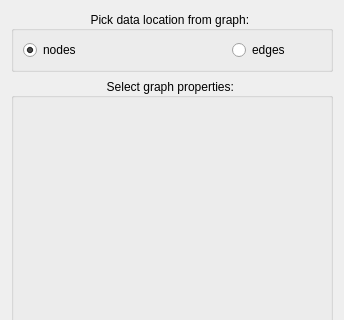
The window that plugins/view/utils/ViewGraphPropertiesSelectionWidget.ui (Tulip-Dev/tulip) describes before a commit, drawn with Qt 5; both pictures show x 0 to 344 and y 0 to 320 of the 344 by 693 pixel window.
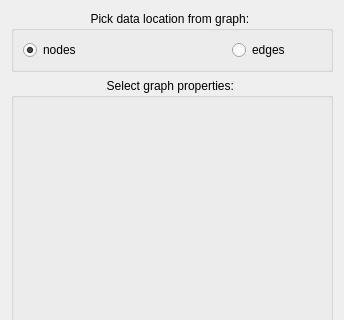
The same window after the commit. Custom widgets are drawn as their Qt base class.

Diff of the .ui file:
```diff
--- a/plugins/view/utils/ViewGraphPropertiesSelectionWidget.ui
+++ b/plugins/view/utils/ViewGraphPropertiesSelectionWidget.ui
@@ -32,7 +32,7 @@
       <string>Pick data location from graph: </string>
      </property>
      <property name="alignment">
-      <set>Qt::AlignCenter</set>
+      <set>Qt::AlignHCenter</set>
      </property>
      <layout class="QHBoxLayout" name="horizontalLayout_4">
       <property name="spacing">
@@ -92,7 +92,7 @@
       <string>Select graph properties: </string>
      </property>
      <property name="alignment">
-      <set>Qt::AlignCenter</set>
+      <set>Qt::AlignHCenter</set>
      </property>
      <layout class="QVBoxLayout" name="verticalLayout_2">
       <item>
```
